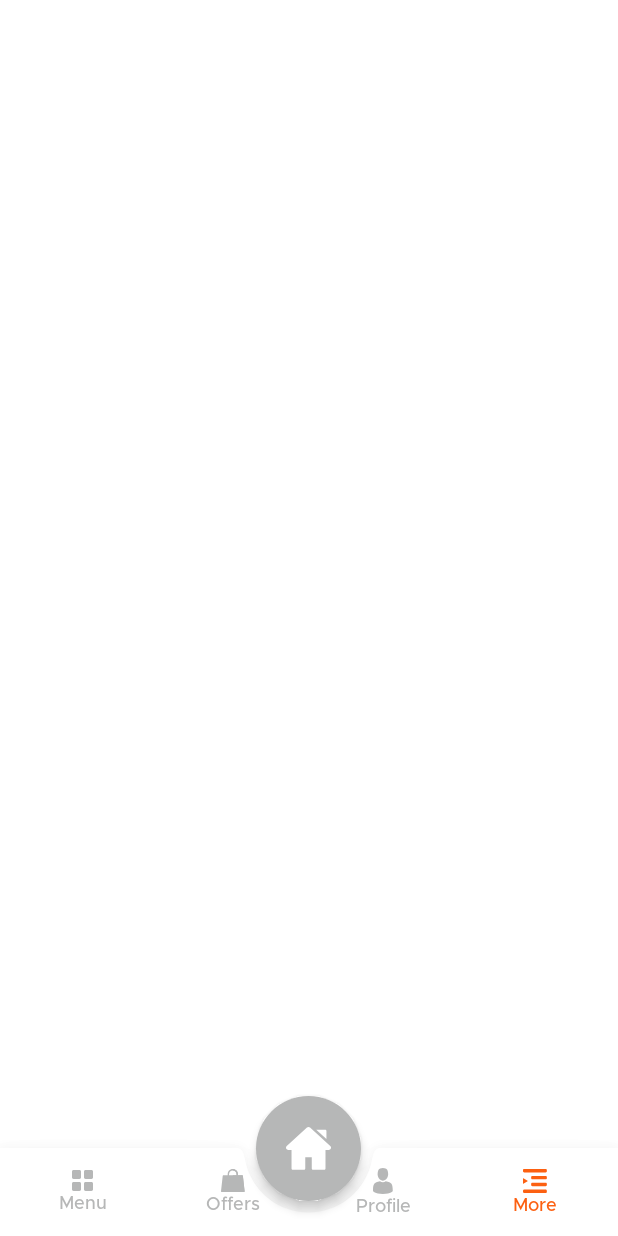
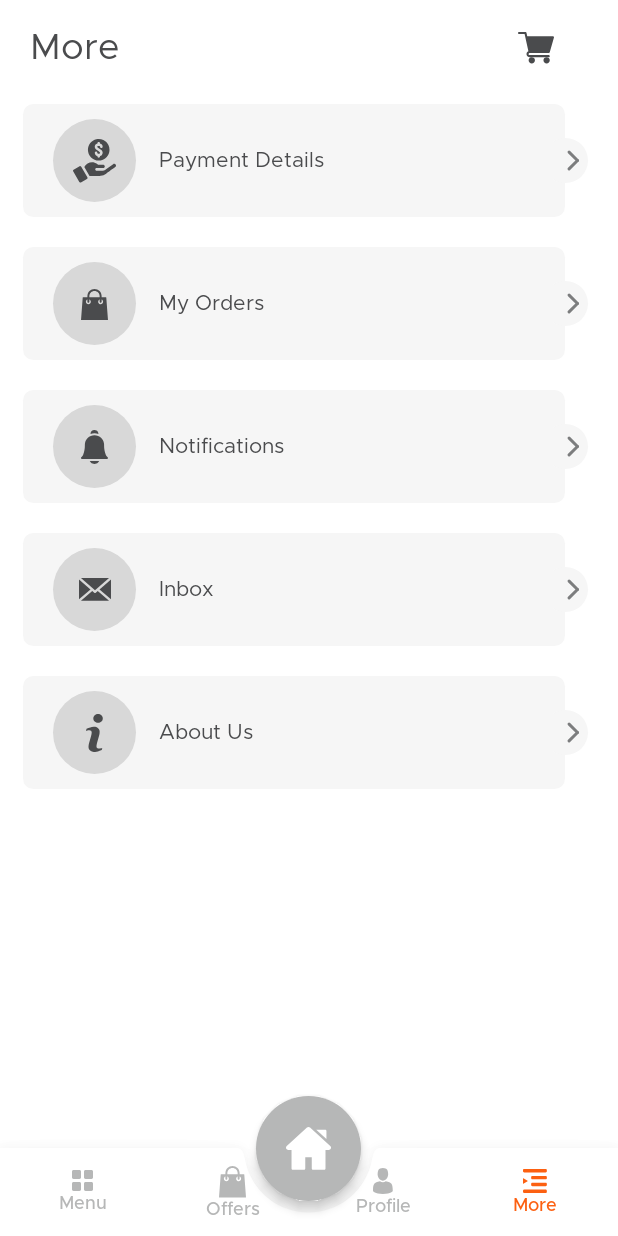
Before and after one commit to MahmoudRH/BahgatResturant, an Android app built with Jetpack Compose: the screen it shows after launch (MainActivity), item 4 of the bottom bar chosen, on a phone screen of 412 x 824 dp. Run offline under Robolectric (Android 15) with nearby library versions, the light colour scheme and no system bars; our stand-ins replace accompanist.

Commit message:
Offers, More, Profile screens

```diff
--- /dev/null
+++ b/app/src/main/java/com/mahmoudrh/bahgatresturant/model/More.kt
@@ -0,0 +1,4 @@
+package com.mahmoudrh.bahgatresturant.model
+
+class More(val icon: Int, val name: String) {
+}
--- a/app/src/main/java/com/mahmoudrh/bahgatresturant/ui/UiComponents.kt
+++ b/app/src/main/java/com/mahmoudrh/bahgatresturant/ui/UiComponents.kt
@@ -72,7 +72,7 @@ fun Logo(modifier: Modifier) {
 }
 
 @Composable
-fun FilledButton(modifier: Modifier = Modifier, text: String, onClick: () -> Unit) {
+fun FilledButton(modifier: Modifier = Modifier, text: String, fontSize: Int = 16, onClick: () -> Unit) {
     Button(
         modifier = modifier
             .height(56.dp)
@@ -86,7 +86,7 @@ fun FilledButton(modifier: Modifier = Modifier, text: String, onClick: () -> Uni
             text = text,
             style = TextStyle(
                 color = Color.White,
-                fontSize = 16.sp,
+                fontSize = fontSize.sp,
                 fontFamily = metropolisFontFamily,
                 fontWeight = FontWeight.SemiBold
             )
--- a/app/src/main/java/com/mahmoudrh/bahgatresturant/ui/home/HomeNavigation.kt
+++ b/app/src/main/java/com/mahmoudrh/bahgatresturant/ui/home/HomeNavigation.kt
@@ -43,10 +43,10 @@ fun HomeNavigation() {
         ) {
             when (selectedItem.value) {
                 HomeScrees.MENU -> MenuScreen()
-//                HomeScrees.OFFERS ->
+                HomeScrees.OFFERS -> OffersScreen()
                 HomeScrees.HOME -> HomeScreen()
-//                HomeScrees.PROFILE ->
-//                HomeScrees.MORE ->
+                HomeScrees.PROFILE -> ProfileScreen()
+                HomeScrees.MORE -> MoreScreen()
             }
         }
 
--- /dev/null
+++ b/app/src/main/java/com/mahmoudrh/bahgatresturant/ui/home/MoreScreen.kt
@@ -0,0 +1,103 @@
+package com.mahmoudrh.bahgatresturant.ui.home
+
+import androidx.compose.foundation.Image
+import androidx.compose.foundation.background
+import androidx.compose.foundation.layout.*
+import androidx.compose.foundation.lazy.LazyColumn
+import androidx.compose.foundation.lazy.items
+import androidx.compose.foundation.shape.RoundedCornerShape
+import androidx.compose.material.Icon
+import androidx.compose.material.Scaffold
+import androidx.compose.material.Text
+import androidx.compose.material.TopAppBar
+import androidx.compose.runtime.Composable
+import androidx.compose.ui.Alignment
+import androidx.compose.ui.Modifier
+import androidx.compose.ui.graphics.Color
+import androidx.compose.ui.res.painterResource
+import androidx.compose.ui.text.TextStyle
+import androidx.compose.ui.unit.dp
+import androidx.compose.ui.unit.sp
+import com.mahmoudrh.bahgatresturant.R
+import com.mahmoudrh.bahgatresturant.model.More
+import com.mahmoudrh.bahgatresturant.ui.ui.theme.*
+
+@Composable
+fun MoreScreen() {
+    val list = arrayOf(
+        More(icon = R.drawable.ic_income, name = "Payment Details"),
+        More(icon = R.drawable.ic_shopping_bag, name = "My Orders"),
+        More(icon = R.drawable.ic_notification, name = "Notifications"),
+        More(icon = R.drawable.ic_inbox, name = "Inbox"),
+        More(icon = R.drawable.ic_info, name = "About Us"),
+    )
+    BahgatResturantTheme {
+        Column() {
+            TopBar(title = "More", backIcon = false)
+            Spacer(modifier = Modifier.height(15.dp))
+            LazyColumn(
+                modifier = Modifier
+                    .fillMaxSize()
+            ) {
+                items(list) { item ->
+                    Box(modifier = Modifier
+                        .padding(end = 20.dp)) {
+                        Box(
+                            modifier = Modifier
+                                .padding(start = 15.dp, end = 15.dp, top = 10.dp, bottom = 10.dp)
+                                .fillMaxWidth()
+                                .background(gray2, shape = RoundedCornerShape(7.dp))
+                        ) {
+                            Row(
+                                modifier = Modifier
+                                    .align(Alignment.CenterStart)
+                                    .padding(start = 20.dp, top = 10.dp, bottom = 10.dp),
+                                verticalAlignment = Alignment.CenterVertically
+                            ) {
+                                Box(
+                                    modifier = Modifier
+                                        .width(55.dp)
+                                        .height(55.dp)
+                                        .background(gray3, RoundedCornerShape(100.dp))
+                                ) {
+                                    Image(
+                                        painter = painterResource(id = item.icon),
+                                        contentDescription = "",
+                                        modifier = Modifier.align(
+                                            Alignment.Center
+                                        )
+                                    )
+                                }
+                                Spacer(modifier = Modifier.width(15.dp))
+                                Text(
+                                    text = item.name,
+                                    style = TextStyle(
+                                        fontFamily = metropolisFontFamily,
+                                        fontSize = 14.sp,
+                                        color = primaryFontColor
+                                    )
+                                )
+                            }
+                        }
+                        Box(
+                            modifier = Modifier
+                                .width(30.dp)
+                                .height(30.dp)
+                                .background(gray2, RoundedCornerShape(100.dp))
+                                .align(Alignment.CenterEnd)
+                                .padding(end = 5.dp)
+                        ) {
+                            Icon(
+                                painter = painterResource(id = R.drawable.ic_forward),
+                                contentDescription = "",
+                                tint = secondaryFontColor,
+                                modifier = Modifier
+                                    .align(Alignment.CenterEnd)
+                            )
+                        }
+                    }
+                }
+            }
+        }
+    }
+}
--- a/app/src/main/java/com/mahmoudrh/bahgatresturant/ui/ui/theme/Color.kt
+++ b/app/src/main/java/com/mahmoudrh/bahgatresturant/ui/ui/theme/Color.kt
@@ -8,6 +8,8 @@ val primaryFontColor = Color(0xFF4A4B4D)
 val secondaryFontColor = Color(0xFF7C7D7E)
 val placeholderColor = Color(0xFFB6B7B7)
 val gray = Color(0xFFF2F2F2)
+val gray2 = Color(0xFFF6F6F6)
+val gray3 = Color(0xFFD8D8D8)
 val blue = Color(0xFF367FC0)
 val red = Color(0xFFDD4B39)
 val black = Color(0xFF000000)
--- /dev/null
+++ b/app/src/main/res/drawable/ic_inbox.xml
@@ -0,0 +1,18 @@
+<vector xmlns:android="http://schemas.android.com/apk/res/android"
+    android:width="21.727dp"
+    android:height="15.452dp"
+    android:viewportWidth="21.727"
+    android:viewportHeight="15.452">
+  <path
+      android:pathData="M20.404,15.451L1.324,15.451l7.675,-6.677 1.346,1.171a0.791,0.791 0,0 0,1.038 0l1.346,-1.171Z"
+      android:fillColor="#4a4b4d"/>
+  <path
+      android:pathData="M21.727,0.945v13.561l-7.794,-6.78Z"
+      android:fillColor="#4a4b4d"/>
+  <path
+      android:pathData="M20.404,0l-9.54,8.3 -9.54,-8.3Z"
+      android:fillColor="#4a4b4d"/>
+  <path
+      android:pathData="M7.794,7.725l-7.794,6.78L0,0.945Z"
+      android:fillColor="#4a4b4d"/>
+</vector>
--- /dev/null
+++ b/app/src/main/res/drawable/ic_income.xml
@@ -0,0 +1,15 @@
+<vector xmlns:android="http://schemas.android.com/apk/res/android"
+    android:width="29.197dp"
+    android:height="29.607dp"
+    android:viewportWidth="29.197"
+    android:viewportHeight="29.607">
+  <path
+      android:pathData="M17.455,14.648a7.324,7.324 0,1 0,-7.324 -7.324A7.332,7.332 0,0 0,17.455 14.648ZM16.588,3.019v-0.2a0.867,0.867 0,0 1,1.735 0v0.2a2.294,2.294 0,0 1,1.809 2.238,0.867 0.867,0 1,1 -1.735,0 0.556,0.556 0,0 0,-0.555 -0.555h-0.778a0.555,0.555 0,0 0,-0.33 1l0.722,0.534 1.753,1.3a2.3,2.3 0,0 1,0.927 1.825L20.136,9.37a2.291,2.291 0,0 1,-1.813 2.256v0.2a0.867,0.867 0,0 1,-1.735 0v-0.2A2.29,2.29 0,0 1,14.782 9.4a0.867,0.867 0,0 1,0.862 -0.873h0.006a0.868,0.868 0,0 1,0.867 0.862,0.554 0.554,0 0,0 0.558,0.552l0.777,0a0.555,0.555 0,0 0,0.552 -0.559L18.404,9.373a0.557,0.557 0,0 0,-0.225 -0.442l-0.721,-0.534 -1.754,-1.3a2.29,2.29 0,0 1,0.886 -4.08Z"
+      android:fillColor="#4a4b4d"/>
+  <path
+      android:pathData="M5.588,18.816a0.808,0.808 0,0 0,-1.1 -0.3l-4.08,2.355a0.809,0.809 0,0 0,-0.3 1.1l4.17,7.223a0.809,0.809 0,0 0,1.1 0.3l4.08,-2.356a0.808,0.808 0,0 0,0.3 -1.1Z"
+      android:fillColor="#4a4b4d"/>
+  <path
+      android:pathData="M28.967,17.376a1.215,1.215 0,0 0,-1.7 -0.276l-5.078,3.659a3.055,3.055 0,0 1,-0.365 0.268,3.146 3.146,0 0,1 -1.682,0.482h-4.155a0.867,0.867 0,1 1,0 -1.735h4.443a1.15,1.15 0,0 0,1.148 -1.2A1.168,1.168 0,0 0,20.407 17.476h-3.382a5.624,5.624 0,0 0,-0.749 -0.663,5.548 5.548,0 0,0 -3.3,-1.085 6.12,6.12 0,0 0,-5.295 3.235l3.548,6.145h6.656a7.47,7.47 0,0 0,3.727 -0.986,14.932 14.932,0 0,0 1.269,-0.824c1.909,-1.372 5.813,-4.221 5.816,-4.223A1.216,1.216 0,0 0,28.967 17.376Z"
+      android:fillColor="#4a4b4d"/>
+</vector>
--- /dev/null
+++ b/app/src/main/res/drawable/ic_info.xml
@@ -0,0 +1,9 @@
+<vector xmlns:android="http://schemas.android.com/apk/res/android"
+    android:width="11.434dp"
+    android:height="25.877dp"
+    android:viewportWidth="11.434"
+    android:viewportHeight="25.877">
+  <path
+      android:pathData="M11.091,23.085l-0.362,1.478q-1.627,0.642 -2.6,0.978a6.848,6.848 0,0 1,-2.252 0.337,4.5 4.5,0 0,1 -3.063,-0.961 3.109,3.109 0,0 1,-1.093 -2.441,8.632 8.632,0 0,1 0.081,-1.174q0.083,-0.6 0.264,-1.356l1.356,-4.8q0.181,-0.689 0.305,-1.306a5.677,5.677 0,0 0,0.123 -1.124,1.739 1.739,0 0,0 -0.379,-1.282 2.143,2.143 0,0 0,-1.45 -0.362,3.8 3.8,0 0,0 -1.078,0.165c-0.369,0.109 -0.684,0.214 -0.949,0.312L0.361,10.07q1.332,-0.542 2.549,-0.928a7.623,7.623 0,0 1,2.3 -0.387,4.385 4.385,0 0,1 3.017,0.946 3.138,3.138 0,0 1,1.06 2.456c0,0.208 -0.023,0.576 -0.073,1.1a7.364,7.364 0,0 1,-0.272 1.447l-1.35,4.779a12.694,12.694 0,0 0,-0.3 1.316,6.776 6.776,0 0,0 -0.132,1.117 1.609,1.609 0,0 0,0.425 1.3,2.4 2.4,0 0,0 1.477,0.345 4.264,4.264 0,0 0,1.116 -0.173A6.243,6.243 0,0 0,11.091 23.085ZM11.433,3.022a2.8,2.8 0,0 1,-0.944 2.128,3.215 3.215,0 0,1 -2.274,0.88 3.25,3.25 0,0 1,-2.285 -0.88,2.79 2.79,0 0,1 -0.953,-2.128A2.818,2.818 0,0 1,5.93 0.887a3.373,3.373 0,0 1,4.559 0A2.823,2.823 0,0 1,11.434 3.022Z"
+      android:fillColor="#4a4b4d"/>
+</vector>
--- /dev/null
+++ b/app/src/main/res/drawable/ic_notification.xml
@@ -0,0 +1,15 @@
+<vector xmlns:android="http://schemas.android.com/apk/res/android"
+    android:width="17.727dp"
+    android:height="22.367dp"
+    android:viewportWidth="17.727"
+    android:viewportHeight="22.367">
+  <path
+      android:pathData="M5.767,20.349a3.379,3.379 0,0 0,6.185 0Z"
+      android:fillColor="#4a4b4d"/>
+  <path
+      android:pathData="M8.864,2.137a7.6,7.6 0,0 1,2.6 0.455v-0.1A2.494,2.494 0,0 0,8.967 0h-0.206a2.494,2.494 0,0 0,-2.492 2.492v0.1A7.615,7.615 0,0 1,8.864 2.137Z"
+      android:fillColor="#4a4b4d"/>
+  <path
+      android:pathData="M17.054,19.037L0.674,19.037a0.668,0.668 0,0 1,-0.658 -0.512,0.637 0.637,0 0,1 0.351,-0.725 3.476,3.476 0,0 0,1.058 -1.438,16.615 16.615,0 0,0 1.1,-6.575 6.337,6.337 0,0 1,12.674 -0.025c0,0.008 0,0.017 0,0.025a16.615,16.615 0,0 0,1.1 6.575,3.475 3.475,0 0,0 1.058,1.438 0.637,0.637 0,0 1,0.35 0.725A0.668,0.668 0,0 1,17.054 19.037ZM17.369,17.805h0Z"
+      android:fillColor="#4a4b4d"/>
+</vector>
--- a/app/src/main/res/drawable/ic_shopping_bag.xml
+++ b/app/src/main/res/drawable/ic_shopping_bag.xml
@@ -1,24 +1,9 @@
 <vector xmlns:android="http://schemas.android.com/apk/res/android"
-    android:width="16.217dp"
-    android:height="15.805dp"
-    android:viewportWidth="16.217"
-    android:viewportHeight="15.805">
+    android:width="18.548dp"
+    android:height="21.584dp"
+    android:viewportWidth="18.548"
+    android:viewportHeight="21.584">
   <path
-      android:pathData="M16.214,15.277l-1.173,-10.484a0.475,0.475 0,0 0,-0.472 -0.422L1.646,4.371a0.475,0.475 0,0 0,-0.472 0.422L0,15.277a0.475,0.475 0,0 0,0.472 0.528L15.742,15.805a0.475,0.475 0,0 0,0.472 -0.528Z"
-      android:fillColor="#b6b7b7"/>
-  <path
-      android:pathData="M16.215,15.277l-1.172,-10.484a0.475,0.475 0,0 0,-0.472 -0.422L8.108,4.371v11.434h7.633a0.475,0.475 0,0 0,0.472 -0.528Z"
-      android:fillColor="#b6b7b7"/>
-  <path
-      android:pathData="M5.052,6.857m-0.95,0a0.95,0.95 0,1 1,1.9 0a0.95,0.95 0,1 1,-1.9 0"
-      android:fillColor="#b6b7b7"/>
-  <path
-      android:pathData="M11.165,6.857m-0.95,0a0.95,0.95 0,1 1,1.9 0a0.95,0.95 0,1 1,-1.9 0"
-      android:fillColor="#b6b7b7"/>
-  <path
-      android:pathData="M11.165,7.174a0.475,0.475 0,0 1,-0.475 -0.475L10.69,3.532a2.581,2.581 0,0 0,-5.163 0L5.527,6.699a0.475,0.475 0,1 1,-0.95 0L4.577,3.532a3.532,3.532 0,1 1,7.063 0L11.64,6.699A0.475,0.475 0,0 1,11.165 7.174Z"
-      android:fillColor="#b6b7b7"/>
-  <path
-      android:pathData="M8.108,-0.001v0.95a2.584,2.584 0,0 1,2.581 2.581L10.689,6.699a0.475,0.475 0,0 0,0.95 0L11.639,3.532A3.536,3.536 0,0 0,8.108 -0.001Z"
-      android:fillColor="#b6b7b7"/>
+      android:pathData="M17.367,5.889a0.169,0.169 0,0 0,-0.168 -0.156L14.164,5.733L14.164,4.89a4.89,4.89 0,0 0,-9.78 0v0.843L1.348,5.733a0.169,0.169 0,0 0,-0.168 0.156L-0.001,21.4a0.169,0.169 0,0 0,0.168 0.181L18.379,21.581a0.169,0.169 0,0 0,0.168 -0.181ZM5.733,4.889a3.541,3.541 0,1 1,7.082 0v0.843L5.733,5.732ZM5.059,10.454a1.688,1.688 0,0 1,-1.686 -1.686,1.592 1.592,0 0,1 1.012,-1.545L4.385,8.768a0.674,0.674 0,0 0,1.349 0L5.734,7.224a1.6,1.6 0,0 1,1.012 1.544A1.688,1.688 0,0 1,5.058 10.455ZM13.49,10.454A1.688,1.688 0,0 1,11.799 8.768a1.592,1.592 0,0 1,1.012 -1.545L12.811,8.768a0.674,0.674 0,1 0,1.349 0L14.16,7.224a1.6,1.6 0,0 1,1.012 1.544A1.688,1.688 0,0 1,13.489 10.455Z"
+      android:fillColor="#4a4b4d"/>
 </vector>
```
Also changed, not shown: app/src/main/java/com/mahmoudrh/bahgatresturant/ui/home/OffersScreen.kt (added, +52 -0 lines), app/src/main/java/com/mahmoudrh/bahgatresturant/ui/home/ProfileScreen.kt (added, +106 -0 lines), app/src/main/res/drawable/ic_edit.xml (added, +15 -0 lines), app/src/main/res/drawable/profile_picture.png (added).
